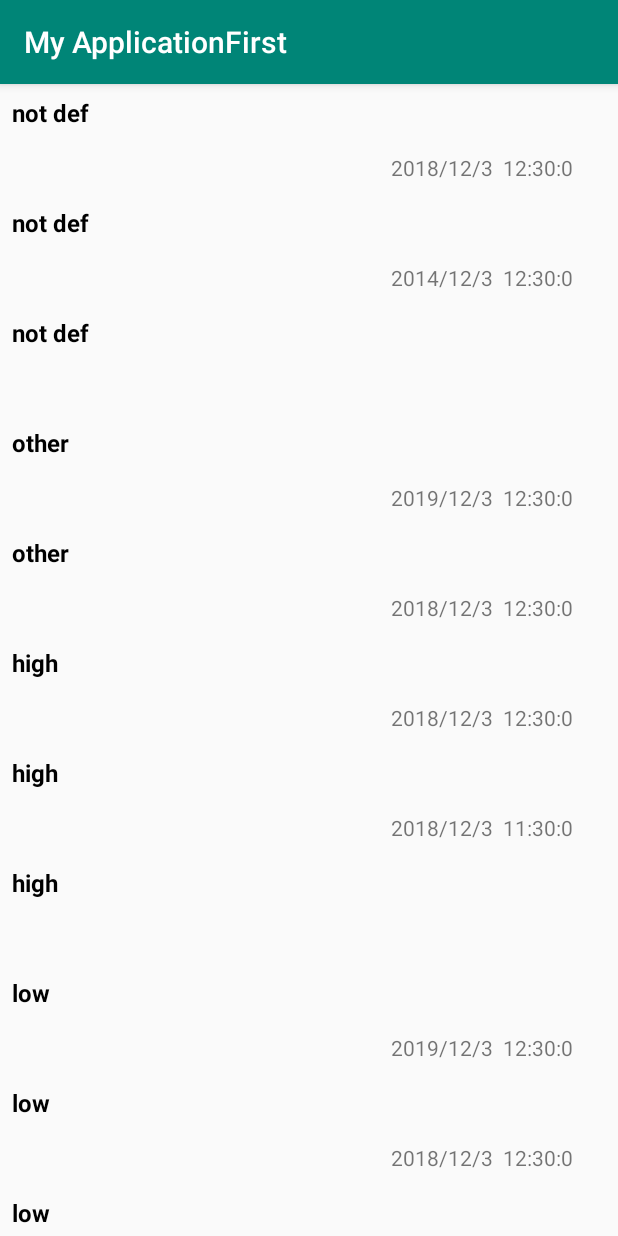
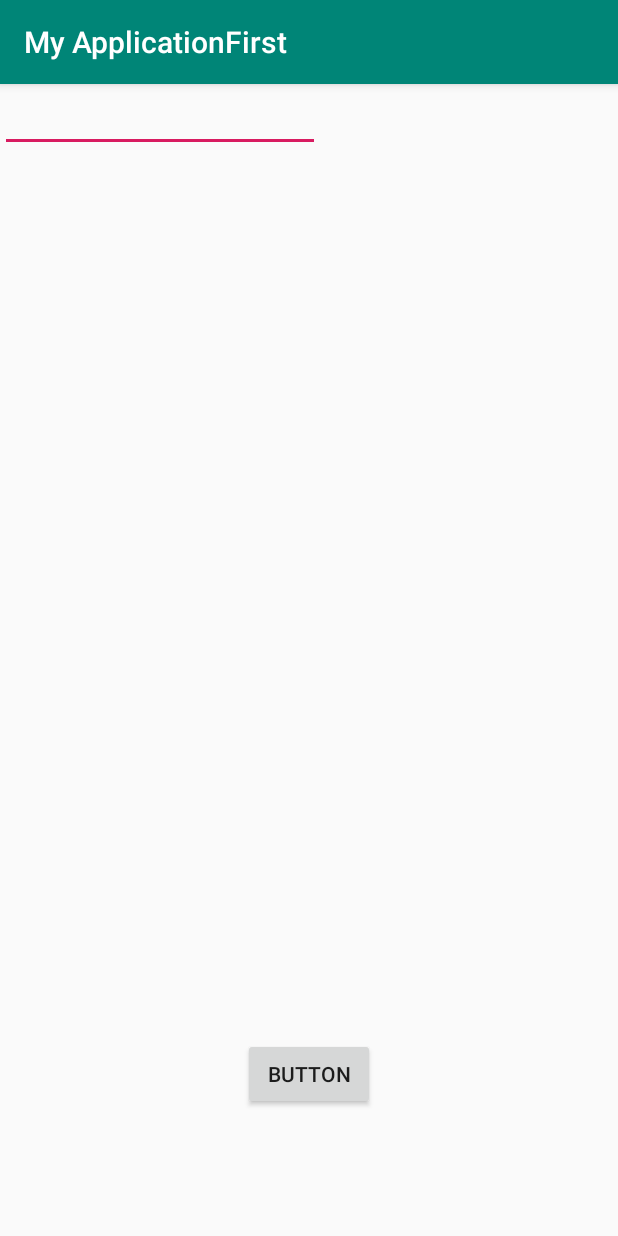
Before and after one commit to Alirezaprogramerrd99/androidProjectsMainAp, an Android app: the screen it shows after launch (MainActivity before the commit, Main2Activity after it), on a phone screen of 412 x 824 dp. Run offline under Robolectric (Android 15) with nearby library versions, the phone set to English and light mode, and no system bars.

Commit message:
list fixed1

```diff
--- a/app/src/main/AndroidManifest.xml
+++ b/app/src/main/AndroidManifest.xml
@@ -9,13 +9,15 @@
         android:roundIcon="@mipmap/ic_launcher_round"
         android:supportsRtl="true"
         android:theme="@style/AppTheme">
-        <activity android:name=".MainActivity">
+        <activity android:name=".Main2Activity">
             <intent-filter>
                 <action android:name="android.intent.action.MAIN" />
 
                 <category android:name="android.intent.category.LAUNCHER" />
             </intent-filter>
         </activity>
+        <activity android:name=".MainActivity" />
+        <activity android:name=".ListActivity"></activity>
     </application>
 
 </manifest>
--- /dev/null
+++ b/app/src/main/java/com/example/alireza/myapplicationfirst/Main2Activity.java
@@ -0,0 +1,34 @@
+package com.example.alireza.myapplicationfirst;
+
+import android.content.Intent;
+import android.support.v7.app.AppCompatActivity;
+import android.os.Bundle;
+import android.view.View;
+import android.widget.Button;
+import android.widget.EditText;
+import android.widget.Toast;
+
+public class Main2Activity extends AppCompatActivity {
+
+    Button b;
+    EditText text;
+    @Override
+    protected void onCreate(Bundle savedInstanceState) {
+        super.onCreate(savedInstanceState);
+        setContentView(R.layout.activity_main2);
+
+        b = (Button) findViewById(R.id.button);
+        text = (EditText) findViewById(R.id.testEdit);
+
+
+
+        b.setOnClickListener(new View.OnClickListener() {
+            @Override
+            public void onClick(View v) {
+                Intent intent = new Intent(getApplicationContext(), ListActivity.class);
+                Toast.makeText(getApplicationContext(), text.getText().toString(), Toast.LENGTH_LONG).show();
+                startActivity(intent);
+            }
+        });
+    }
+}
--- a/app/src/main/java/com/example/alireza/myapplicationfirst/MainActivity.java
+++ b/app/src/main/java/com/example/alireza/myapplicationfirst/MainActivity.java
@@ -14,30 +14,30 @@ import java.util.Vector;
 public class MainActivity extends AppCompatActivity {
 
     RecyclerView myRecView;
-    List<Task> taskList;
+    static List<Task> taskList;
     MyAdpter adpter;
 
-    void prepareData() {
+    public static void prepareData(Task task) {
 
         if (taskList == null) {  // if it was empty list create it
             taskList = new Vector<Task>();
-        } else { // else it was full clear it.
-            taskList.clear();
         }
 
         /// sort must be done here....
 
-        taskList.add(new Task("not def",1));
-        taskList.add(new Task("not def", "2018" ,"12" ,"3" , "12" ,"30" ,"0",1));
-        taskList.add(new Task("not def", "2014" ,"12" ,"3" , "12" ,"30" ,"0",1));
-        taskList.add(new Task("other", "2019" ,"12" ,"3" , "12" ,"30" ,"0",2));
-        taskList.add(new Task("high", "2018" ,"12" ,"3" , "12" ,"30" ,"0",3));
-        taskList.add(new Task("high", "2018" ,"12" ,"3" , "11" ,"30" ,"0",3));
-        taskList.add(new Task("high",3));
-        taskList.add(new Task("other", "2018" ,"12" ,"3" , "12" ,"30" ,"0",2));
-        taskList.add(new Task("low", "2018" ,"12" ,"3" , "12" ,"30" ,"0",5));
-        taskList.add(new Task("low", "2019" ,"12" ,"3" , "12" ,"30" ,"0",5));
-        taskList.add(new Task("low", "2018" ,"12" ,"3" , "11" ,"30" ,"0",5));
+        taskList.add(task);
+
+//        taskList.add(new Task("not def",1));
+//        taskList.add(new Task("not def", "2018" ,"12" ,"3" , "12" ,"30" ,"0",1));
+//        taskList.add(new Task("not def", "2014" ,"12" ,"3" , "12" ,"30" ,"0",1));
+//        taskList.add(new Task("other", "2019" ,"12" ,"3" , "12" ,"30" ,"0",2));
+//        taskList.add(new Task("high", "2018" ,"12" ,"3" , "12" ,"30" ,"0",3));
+//        taskList.add(new Task("high", "2018" ,"12" ,"3" , "11" ,"30" ,"0",3));
+//        taskList.add(new Task("high",3));
+//        taskList.add(new Task("other", "2018" ,"12" ,"3" , "12" ,"30" ,"0",2));
+//        taskList.add(new Task("low", "2018" ,"12" ,"3" , "12" ,"30" ,"0",5));
+//        taskList.add(new Task("low", "2019" ,"12" ,"3" , "12" ,"30" ,"0",5));
+//        taskList.add(new Task("low", "2018" ,"12" ,"3" , "11" ,"30" ,"0",5));
 
 
 
@@ -62,7 +62,7 @@ public class MainActivity extends AppCompatActivity {
         setContentView(R.layout.activity_main);
 
         myRecView = (RecyclerView) findViewById(R.id.recylerview);
-        prepareData();
+        //prepareData();
         showData();
     }
 }
--- a/app/src/main/java/com/example/alireza/myapplicationfirst/Task.java
+++ b/app/src/main/java/com/example/alireza/myapplicationfirst/Task.java
@@ -2,6 +2,7 @@ package com.example.alireza.myapplicationfirst;
 
 public class Task implements Comparable<Task> {
 
+    static int numberOfTasks = 0;
     private String massage;
     private String Y;
     private String M;
@@ -16,7 +17,7 @@ public class Task implements Comparable<Task> {
     private int priority; //5 types , 1.not desc , 2.sub , 3.high , 4.med , 5.low
 
     public Task(String massage, String Y, String M, String D, String h, String m, String s, int priority) {
-
+        isDated = true;
         this.massage = massage;
         this.Y = Y;
         this.M = M;
@@ -26,17 +27,17 @@ public class Task implements Comparable<Task> {
         this.s = s;
         this.priority = priority;
 
-        calcTotalD();
-        calcTotalS();
+//        calcTotalD();
+//        calcTotalS();
         conCatDate();
-
-        isDated = true;
     }
 
     Task(String massage, int priority) {
         this.massage = massage;
         this.priority = priority;
         isDated = false;
+        date = "";
+        numberOfTasks++;
     }
 
     public void conCatDate() {
@@ -61,6 +62,7 @@ public class Task implements Comparable<Task> {
 
     @Override
     public String toString() {
+
         return massage + "\n" + Y + "." + M + "." + D + ".";
     }
 
--- /dev/null
+++ b/app/src/main/res/layout/activity_main2.xml
@@ -0,0 +1,29 @@
+<?xml version="1.0" encoding="utf-8"?>
+<android.support.constraint.ConstraintLayout xmlns:android="http://schemas.android.com/apk/res/android"
+    xmlns:app="http://schemas.android.com/apk/res-auto"
+    xmlns:tools="http://schemas.android.com/tools"
+    android:layout_width="match_parent"
+    android:layout_height="match_parent"
+    tools:context=".Main2Activity">
+
+    <Button
+        android:id="@+id/button"
+        android:layout_width="wrap_content"
+        android:layout_height="wrap_content"
+        android:layout_marginStart="8dp"
+        android:layout_marginEnd="8dp"
+        android:layout_marginBottom="84dp"
+        android:text="Button"
+        app:layout_constraintBottom_toBottomOf="parent"
+        app:layout_constraintEnd_toEndOf="parent"
+        app:layout_constraintStart_toStartOf="parent" />
+
+    <EditText
+        android:id="@+id/testEdit"
+        android:layout_width="wrap_content"
+        android:layout_height="wrap_content"
+        android:ems="10"
+        android:inputType="textPersonName"
+        tools:layout_editor_absoluteX="66dp"
+        tools:layout_editor_absoluteY="86dp" />
+</android.support.constraint.ConstraintLayout>
```
Also changed, not shown: app/src/main/java/com/example/alireza/myapplicationfirst/ListActivity.java (added, +97 -0 lines), app/src/main/res/layout/activity_list.xml (added, +158 -0 lines).
